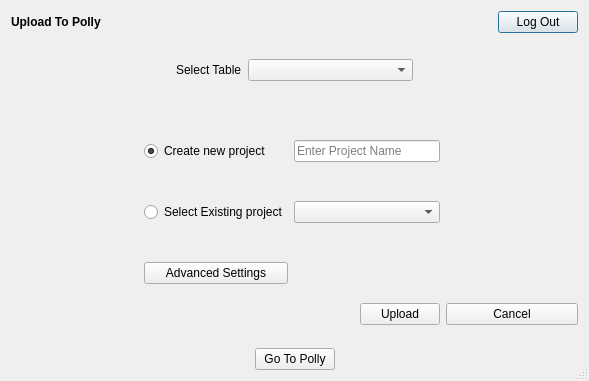
This is src/gui/mzroll/forms/pollyelmaveninterface.ui in ElucidataInc/ElMaven as Qt 5 draws it before an edit. The edited form follows.
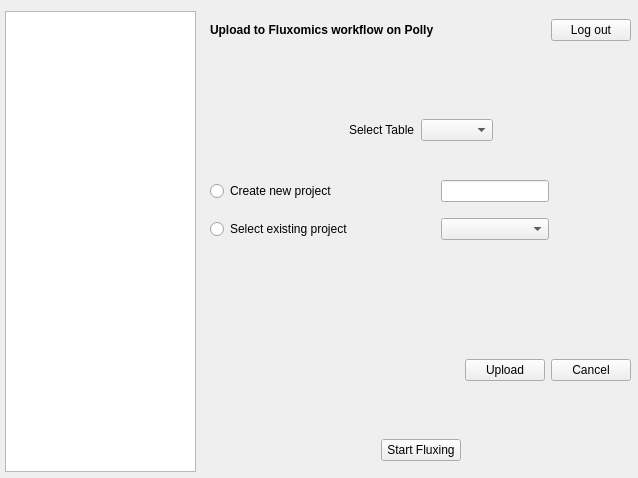
This is the edited form.

Commit message: [UI] Add the new UI for polly interface

Patch:
```diff
--- a/src/gui/mzroll/forms/pollyelmaveninterface.ui
+++ b/src/gui/mzroll/forms/pollyelmaveninterface.ui
@@ -6,29 +6,50 @@
    <rect>
     <x>0</x>
     <y>0</y>
-    <width>589</width>
-    <height>381</height>
+    <width>638</width>
+    <height>478</height>
    </rect>
   </property>
-  <property name="sizeIncrement">
-   <size>
-    <width>0</width>
-    <height>0</height>
-   </size>
-  </property>
   <property name="windowTitle">
-   <string>Polly Elmaven Interface</string>
+   <string>Polly El-MAVEN Interface</string>
   </property>
-  <property name="sizeGripEnabled">
-   <bool>true</bool>
-  </property>
-  <layout class="QVBoxLayout" name="verticalLayout">
-   <item>
-    <layout class="QHBoxLayout" name="horizontalLayout_2">
+  <widget class="QListWidget" name="listWidget">
+   <property name="geometry">
+    <rect>
+     <x>5</x>
+     <y>11</y>
+     <width>191</width>
+     <height>461</height>
+    </rect>
+   </property>
+  </widget>
+  <widget class="QStackedWidget" name="stackedWidget">
+   <property name="geometry">
+    <rect>
+     <x>210</x>
+     <y>10</y>
+     <width>421</width>
+     <height>461</height>
+    </rect>
+   </property>
+   <property name="currentIndex">
+    <number>1</number>
+   </property>
+   <widget class="QWidget" name="firstViewPage">
+    <widget class="QWidget" name="horizontalLayoutWidget">
+     <property name="geometry">
+      <rect>
+       <x>0</x>
+       <y>0</y>
+       <width>421</width>
+       <height>41</height>
+      </rect>
+     </property>
+     <layout class="QHBoxLayout" name="horizontalLayout">
      <item>
       <widget class="QLabel" name="label">
        <property name="text">
-        <string>&lt;html&gt;&lt;head/&gt;&lt;body&gt;&lt;p&gt;&lt;span style=&quot; font-weight:600;&quot;&gt;Upload To Polly&lt;/span&gt;&lt;/p&gt;&lt;/body&gt;&lt;/html&gt;</string>
+         <string>&lt;html&gt;&lt;head/&gt;&lt;body&gt;&lt;p&gt;&lt;span style=&quot; font-weight:600;&quot;&gt;Upload to First View on Polly&lt;/span&gt;&lt;/p&gt;&lt;/body&gt;&lt;/html&gt;</string>
        </property>
       </widget>
      </item>
@@ -46,24 +67,26 @@
       </spacer>
      </item>
      <item>
-      <widget class="QPushButton" name="logout_upload">
-       <property name="sizePolicy">
-        <sizepolicy hsizetype="Preferred" vsizetype="Fixed">
-         <horstretch>0</horstretch>
-         <verstretch>0</verstretch>
-        </sizepolicy>
-       </property>
+       <widget class="QPushButton" name="logout_upload_2">
        <property name="text">
-        <string>Log Out</string>
+         <string>Log out</string>
        </property>
       </widget>
      </item>
     </layout>
-   </item>
+    </widget>
+    <widget class="QWidget" name="horizontalLayoutWidget_2">
+     <property name="geometry">
+      <rect>
+       <x>0</x>
+       <y>40</y>
+       <width>421</width>
+       <height>41</height>
+      </rect>
+     </property>
+     <layout class="QHBoxLayout" name="horizontalLayout_2">
    <item>
-    <layout class="QHBoxLayout" name="horizontalLayout_4">
-     <item>
-      <spacer name="horizontalSpacer_13">
+       <spacer name="horizontalSpacer_2">
        <property name="orientation">
         <enum>Qt::Horizontal</enum>
        </property>
@@ -76,8 +99,16 @@
       </spacer>
      </item>
     </layout>
-   </item>
-   <item>
+    </widget>
+    <widget class="QWidget" name="horizontalLayoutWidget_3">
+     <property name="geometry">
+      <rect>
+       <x>0</x>
+       <y>80</y>
+       <width>421</width>
+       <height>80</height>
+      </rect>
+     </property>
     <layout class="QHBoxLayout" name="horizontalLayout_3">
      <item>
       <spacer name="horizontalSpacer_3">
@@ -93,164 +124,16 @@
       </spacer>
      </item>
      <item>
-      <widget class="QLabel" name="label_peaks_table">
-       <property name="enabled">
-        <bool>true</bool>
-       </property>
+       <widget class="QLabel" name="label_2">
        <property name="text">
         <string>Select Table</string>
        </property>
       </widget>
      </item>
      <item>
-      <widget class="QComboBox" name="comboBox_table_name">
-       <property name="enabled">
-        <bool>true</bool>
-       </property>
-       <property name="sizePolicy">
-        <sizepolicy hsizetype="Expanding" vsizetype="Fixed">
-         <horstretch>0</horstretch>
-         <verstretch>0</verstretch>
-        </sizepolicy>
-       </property>
-      </widget>
+       <widget class="QComboBox" name="comboBox_table_name_2"/>
      </item>
      <item>
-      <spacer name="horizontalSpacer_2">
-       <property name="orientation">
-        <enum>Qt::Horizontal</enum>
-       </property>
-       <property name="sizeHint" stdset="0">
-        <size>
-         <width>40</width>
-         <height>20</height>
-        </size>
-       </property>
-      </spacer>
-     </item>
-    </layout>
-   </item>
-   <item>
-    <spacer name="horizontalSpacer_11">
-     <property name="orientation">
-      <enum>Qt::Horizontal</enum>
-     </property>
-     <property name="sizeHint" stdset="0">
-      <size>
-       <width>40</width>
-       <height>20</height>
-      </size>
-     </property>
-    </spacer>
-   </item>
-   <item>
-    <spacer name="horizontalSpacer_12">
-     <property name="orientation">
-      <enum>Qt::Horizontal</enum>
-     </property>
-     <property name="sizeHint" stdset="0">
-      <size>
-       <width>40</width>
-       <height>20</height>
-      </size>
-     </property>
-    </spacer>
-   </item>
-   <item>
-    <layout class="QGridLayout" name="gridLayout_2">
-     <item row="5" column="2" alignment="Qt::AlignRight">
-      <widget class="QPushButton" name="computeButton_upload">
-       <property name="text">
-        <string>Upload</string>
-       </property>
-      </widget>
-     </item>
-     <item row="2" column="2">
-      <widget class="QComboBox" name="comboBox_existing_projects">
-       <property name="enabled">
-        <bool>true</bool>
-       </property>
-       <property name="minimumSize">
-        <size>
-         <width>146</width>
-         <height>0</height>
-        </size>
-       </property>
-      </widget>
-     </item>
-     <item row="2" column="3">
-      <spacer name="horizontalSpacer_7">
-       <property name="orientation">
-        <enum>Qt::Horizontal</enum>
-       </property>
-       <property name="sizeHint" stdset="0">
-        <size>
-         <width>40</width>
-         <height>20</height>
-        </size>
-       </property>
-      </spacer>
-     </item>
-     <item row="2" column="0">
-      <spacer name="horizontalSpacer_6">
-       <property name="orientation">
-        <enum>Qt::Horizontal</enum>
-       </property>
-       <property name="sizeHint" stdset="0">
-        <size>
-         <width>40</width>
-         <height>20</height>
-        </size>
-       </property>
-      </spacer>
-     </item>
-     <item row="4" column="1">
-      <widget class="QPushButton" name="checkBox_advanced_settings">
-       <property name="text">
-        <string>Advanced Settings</string>
-       </property>
-      </widget>
-     </item>
-     <item row="0" column="1">
-      <widget class="QRadioButton" name="new_project_radio_button">
-       <property name="text">
-        <string>Create new project</string>
-       </property>
-       <property name="checked">
-        <bool>true</bool>
-       </property>
-      </widget>
-     </item>
-     <item row="3" column="1">
-      <spacer name="horizontalSpacer_9">
-       <property name="orientation">
-        <enum>Qt::Horizontal</enum>
-       </property>
-       <property name="sizeHint" stdset="0">
-        <size>
-         <width>40</width>
-         <height>20</height>
-        </size>
-       </property>
-      </spacer>
-     </item>
-     <item row="0" column="2">
-      <widget class="QLineEdit" name="lineEdit_new_project_name">
-       <property name="enabled">
-        <bool>true</bool>
-       </property>
-       <property name="minimumSize">
-        <size>
-         <width>146</width>
-         <height>0</height>
-        </size>
-       </property>
-       <property name="placeholderText">
-        <string>Enter Project Name</string>
-       </property>
-      </widget>
-     </item>
-     <item row="0" column="0">
       <spacer name="horizontalSpacer_4">
        <property name="orientation">
         <enum>Qt::Horizontal</enum>
@@ -263,7 +146,68 @@
        </property>
       </spacer>
      </item>
+     </layout>
+    </widget>
+    <widget class="QWidget" name="gridLayoutWidget">
+     <property name="geometry">
+      <rect>
+       <x>0</x>
+       <y>160</y>
+       <width>421</width>
+       <height>80</height>
+      </rect>
+     </property>
+     <layout class="QGridLayout" name="gridLayout">
+      <item row="0" column="0">
+       <widget class="QRadioButton" name="new_project_radio_button">
+        <property name="text">
+         <string>Create new project</string>
+        </property>
+       </widget>
+      </item>
+      <item row="0" column="3">
+       <spacer name="horizontalSpacer_6">
+        <property name="orientation">
+         <enum>Qt::Horizontal</enum>
+        </property>
+        <property name="sizeHint" stdset="0">
+         <size>
+          <width>40</width>
+          <height>20</height>
+         </size>
+        </property>
+       </spacer>
+      </item>
+      <item row="0" column="2">
+       <widget class="QLineEdit" name="lineEdit_new_project_name_2"/>
+      </item>
+      <item row="0" column="1">
+       <spacer name="horizontalSpacer_5">
+        <property name="orientation">
+         <enum>Qt::Horizontal</enum>
+        </property>
+        <property name="sizeHint" stdset="0">
+         <size>
+          <width>40</width>
+          <height>20</height>
+         </size>
+        </property>
+       </spacer>
+      </item>
      <item row="1" column="1">
+       <spacer name="horizontalSpacer_7">
+        <property name="orientation">
+         <enum>Qt::Horizontal</enum>
+        </property>
+        <property name="sizeHint" stdset="0">
+         <size>
+          <width>40</width>
+          <height>20</height>
+         </size>
+        </property>
+       </spacer>
+      </item>
+      <item row="1" column="3">
       <spacer name="horizontalSpacer_8">
        <property name="orientation">
         <enum>Qt::Horizontal</enum>
@@ -276,15 +220,30 @@
        </property>
       </spacer>
      </item>
-     <item row="2" column="1">
+      <item row="1" column="0">
       <widget class="QRadioButton" name="existing_project_radio_button">
        <property name="text">
-        <string>Select Existing project</string>
+         <string>Select existing project</string>
        </property>
       </widget>
      </item>
-     <item row="0" column="3">
-      <spacer name="horizontalSpacer_5">
+      <item row="1" column="2">
+       <widget class="QComboBox" name="comboBox_existing_projects_2"/>
+      </item>
+     </layout>
+    </widget>
+    <widget class="QWidget" name="horizontalLayoutWidget_4">
+     <property name="geometry">
+      <rect>
+       <x>0</x>
+       <y>240</y>
+       <width>421</width>
+       <height>80</height>
+      </rect>
+     </property>
+     <layout class="QHBoxLayout" name="horizontalLayout_4">
+      <item>
+       <spacer name="horizontalSpacer_9">
        <property name="orientation">
         <enum>Qt::Horizontal</enum>
        </property>
@@ -296,25 +255,164 @@
        </property>
       </spacer>
      </item>
-     <item row="5" column="1">
+     </layout>
+    </widget>
+    <widget class="QWidget" name="horizontalLayoutWidget_5">
+     <property name="geometry">
+      <rect>
+       <x>0</x>
+       <y>320</y>
+       <width>421</width>
+       <height>80</height>
+      </rect>
+     </property>
+     <layout class="QHBoxLayout" name="horizontalLayout_5">
+      <item>
       <widget class="QLabel" name="upload_status">
        <property name="text">
         <string/>
        </property>
       </widget>
      </item>
-     <item row="5" column="3">
-      <widget class="QPushButton" name="cancelButton_upload">
+      <item>
+       <spacer name="horizontalSpacer_10">
+        <property name="orientation">
+         <enum>Qt::Horizontal</enum>
+        </property>
+        <property name="sizeHint" stdset="0">
+         <size>
+          <width>40</width>
+          <height>20</height>
+         </size>
+        </property>
+       </spacer>
+      </item>
+      <item>
+       <widget class="QPushButton" name="computeButton_upload">
+        <property name="text">
+         <string>Upload</string>
+        </property>
+       </widget>
+      </item>
+      <item>
+       <widget class="QPushButton" name="cancelButton_upload_2">
        <property name="text">
         <string>Cancel</string>
        </property>
       </widget>
      </item>
     </layout>
+    </widget>
+    <widget class="QWidget" name="horizontalLayoutWidget_6">
+     <property name="geometry">
+      <rect>
+       <x>0</x>
+       <y>420</y>
+       <width>421</width>
+       <height>41</height>
+      </rect>
+     </property>
+     <layout class="QHBoxLayout" name="horizontalLayout_6">
+      <item>
+       <spacer name="horizontalSpacer_11">
+        <property name="orientation">
+         <enum>Qt::Horizontal</enum>
+        </property>
+        <property name="sizeHint" stdset="0">
+         <size>
+          <width>40</width>
+          <height>20</height>
+         </size>
+        </property>
+       </spacer>
    </item>
    <item>
+       <widget class="QPushButton" name="pollyButton">
+        <property name="text">
+         <string>Go to Polly</string>
+        </property>
+       </widget>
+      </item>
+      <item>
+       <spacer name="horizontalSpacer_12">
+        <property name="orientation">
+         <enum>Qt::Horizontal</enum>
+        </property>
+        <property name="sizeHint" stdset="0">
+         <size>
+          <width>40</width>
+          <height>20</height>
+         </size>
+        </property>
+       </spacer>
+      </item>
+     </layout>
+    </widget>
+   </widget>
+   <widget class="QWidget" name="FluxomicsPage">
+    <widget class="QStackedWidget" name="stackedWidget_2">
+     <property name="geometry">
+      <rect>
+       <x>0</x>
+       <y>0</y>
+       <width>421</width>
+       <height>461</height>
+      </rect>
+     </property>
+     <property name="currentIndex">
+      <number>0</number>
+     </property>
+     <widget class="QWidget" name="page_3">
+      <widget class="QWidget" name="horizontalLayoutWidget_7">
+       <property name="geometry">
+        <rect>
+         <x>0</x>
+         <y>0</y>
+         <width>421</width>
+         <height>41</height>
+        </rect>
+       </property>
     <layout class="QHBoxLayout" name="horizontalLayout_7">
      <item>
+         <widget class="QLabel" name="label_4">
+          <property name="text">
+           <string>&lt;html&gt;&lt;head/&gt;&lt;body&gt;&lt;p&gt;&lt;span style=&quot; font-weight:600;&quot;&gt;Upload to Fluxomics workflow on Polly&lt;/span&gt;&lt;/p&gt;&lt;/body&gt;&lt;/html&gt;</string>
+          </property>
+         </widget>
+        </item>
+        <item>
+         <spacer name="horizontalSpacer_13">
+          <property name="orientation">
+           <enum>Qt::Horizontal</enum>
+          </property>
+          <property name="sizeHint" stdset="0">
+           <size>
+            <width>40</width>
+            <height>20</height>
+           </size>
+          </property>
+         </spacer>
+        </item>
+        <item>
+         <widget class="QPushButton" name="logout_upload">
+          <property name="text">
+           <string>Log out</string>
+          </property>
+         </widget>
+        </item>
+       </layout>
+      </widget>
+      <widget class="QWidget" name="horizontalLayoutWidget_8">
+       <property name="geometry">
+        <rect>
+         <x>0</x>
+         <y>40</y>
+         <width>421</width>
+         <height>41</height>
+        </rect>
+       </property>
+       <layout class="QHBoxLayout" name="horizontalLayout_8">
+        <item>
       <spacer name="horizontalSpacer_14">
        <property name="orientation">
         <enum>Qt::Horizontal</enum>
@@ -327,15 +425,43 @@
        </property>
       </spacer>
      </item>
+       </layout>
+      </widget>
+      <widget class="QWidget" name="horizontalLayoutWidget_9">
+       <property name="geometry">
+        <rect>
+         <x>0</x>
+         <y>80</y>
+         <width>421</width>
+         <height>80</height>
+        </rect>
+       </property>
+       <layout class="QHBoxLayout" name="horizontalLayout_9">
      <item>
-      <widget class="QPushButton" name="pollyButton">
+         <spacer name="horizontalSpacer_15">
+          <property name="orientation">
+           <enum>Qt::Horizontal</enum>
+          </property>
+          <property name="sizeHint" stdset="0">
+           <size>
+            <width>40</width>
+            <height>20</height>
+           </size>
+          </property>
+         </spacer>
+        </item>
+        <item>
+         <widget class="QLabel" name="label_5">
        <property name="text">
-        <string>Go To Polly</string>
+           <string>Select Table</string>
        </property>
       </widget>
      </item>
      <item>
-      <spacer name="horizontalSpacer_10">
+         <widget class="QComboBox" name="comboBox_table_name"/>
+        </item>
+        <item>
+         <spacer name="horizontalSpacer_16">
        <property name="orientation">
         <enum>Qt::Horizontal</enum>
        </property>
@@ -348,10 +474,213 @@
       </spacer>
      </item>
     </layout>
-   </item>
-  </layout>
- </widget>
- <layoutdefault spacing="6" margin="11"/>
+      </widget>
+      <widget class="QWidget" name="gridLayoutWidget_2">
+       <property name="geometry">
+        <rect>
+         <x>0</x>
+         <y>160</y>
+         <width>421</width>
+         <height>80</height>
+        </rect>
+       </property>
+       <layout class="QGridLayout" name="gridLayout_2">
+        <item row="0" column="0">
+         <widget class="QRadioButton" name="new_project_radio_button_2">
+          <property name="text">
+           <string>Create new project</string>
+          </property>
+         </widget>
+        </item>
+        <item row="0" column="3">
+         <spacer name="horizontalSpacer_17">
+          <property name="orientation">
+           <enum>Qt::Horizontal</enum>
+          </property>
+          <property name="sizeHint" stdset="0">
+           <size>
+            <width>40</width>
+            <height>20</height>
+           </size>
+          </property>
+         </spacer>
+        </item>
+        <item row="0" column="2">
+         <widget class="QLineEdit" name="lineEdit_new_project_name"/>
+        </item>
+        <item row="0" column="1">
+         <spacer name="horizontalSpacer_18">
+          <property name="orientation">
+           <enum>Qt::Horizontal</enum>
+          </property>
+          <property name="sizeHint" stdset="0">
+           <size>
+            <width>40</width>
+            <height>20</height>
+           </size>
+          </property>
+         </spacer>
+        </item>
+        <item row="1" column="1">
+         <spacer name="horizontalSpacer_19">
+          <property name="orientation">
+           <enum>Qt::Horizontal</enum>
+          </property>
+          <property name="sizeHint" stdset="0">
+           <size>
+            <width>40</width>
+            <height>20</height>
+           </size>
+          </property>
+         </spacer>
+        </item>
+        <item row="1" column="3">
+         <spacer name="horizontalSpacer_20">
+          <property name="orientation">
+           <enum>Qt::Horizontal</enum>
+          </property>
+          <property name="sizeHint" stdset="0">
+           <size>
+            <width>40</width>
+            <height>20</height>
+           </size>
+          </property>
+         </spacer>
+        </item>
+        <item row="1" column="0">
+         <widget class="QRadioButton" name="existing_project_radio_button_2">
+          <property name="text">
+           <string>Select existing project</string>
+          </property>
+         </widget>
+        </item>
+        <item row="1" column="2">
+         <widget class="QComboBox" name="comboBox_existing_projects"/>
+        </item>
+       </layout>
+      </widget>
+      <widget class="QWidget" name="horizontalLayoutWidget_10">
+       <property name="geometry">
+        <rect>
+         <x>0</x>
+         <y>240</y>
+         <width>421</width>
+         <height>80</height>
+        </rect>
+       </property>
+       <layout class="QHBoxLayout" name="horizontalLayout_10">
+        <item>
+         <spacer name="horizontalSpacer_21">
+          <property name="orientation">
+           <enum>Qt::Horizontal</enum>
+          </property>
+          <property name="sizeHint" stdset="0">
+           <size>
+            <width>40</width>
+            <height>20</height>
+           </size>
+          </property>
+         </spacer>
+        </item>
+       </layout>
+      </widget>
+      <widget class="QWidget" name="horizontalLayoutWidget_11">
+       <property name="geometry">
+        <rect>
+         <x>0</x>
+         <y>320</y>
+         <width>421</width>
+         <height>80</height>
+        </rect>
+       </property>
+       <layout class="QHBoxLayout" name="horizontalLayout_11">
+        <item>
+         <widget class="QLabel" name="upload_status_2">
+          <property name="text">
+           <string/>
+          </property>
+         </widget>
+        </item>
+        <item>
+         <spacer name="horizontalSpacer_22">
+          <property name="orientation">
+           <enum>Qt::Horizontal</enum>
+          </property>
+          <property name="sizeHint" stdset="0">
+           <size>
+            <width>40</width>
+            <height>20</height>
+           </size>
+          </property>
+         </spacer>
+        </item>
+        <item>
+         <widget class="QPushButton" name="computeButton_upload_2">
+          <property name="text">
+           <string>Upload</string>
+          </property>
+         </widget>
+        </item>
+        <item>
+         <widget class="QPushButton" name="cancelButton_upload">
+          <property name="text">
+           <string>Cancel</string>
+          </property>
+         </widget>
+        </item>
+       </layout>
+      </widget>
+      <widget class="QWidget" name="horizontalLayoutWidget_12">
+       <property name="geometry">
+        <rect>
+         <x>0</x>
+         <y>420</y>
+         <width>421</width>
+         <height>41</height>
+        </rect>
+       </property>
+       <layout class="QHBoxLayout" name="horizontalLayout_12">
+        <item>
+         <spacer name="horizontalSpacer_23">
+          <property name="orientation">
+           <enum>Qt::Horizontal</enum>
+          </property>
+          <property name="sizeHint" stdset="0">
+           <size>
+            <width>40</width>
+            <height>20</height>
+           </size>
+          </property>
+         </spacer>
+        </item>
+        <item>
+         <widget class="QPushButton" name="pollyButton_2">
+          <property name="text">
+           <string>Start Fluxing</string>
+          </property>
+         </widget>
+        </item>
+        <item>
+         <spacer name="horizontalSpacer_24">
+          <property name="orientation">
+           <enum>Qt::Horizontal</enum>
+          </property>
+          <property name="sizeHint" stdset="0">
+           <size>
+            <width>40</width>
+            <height>20</height>
+           </size>
+          </property>
+         </spacer>
+        </item>
+       </layout>
+      </widget>
+     </widget>
+     <widget class="QWidget" name="page_4"/>
+    </widget>
+   </widget>
+  </widget>
+ </widget>
  <resources/>
  <connections/>
 </ui>
```
Lines whose indentation alone changed are shown as unchanged. The commit also changes 5 other files.
